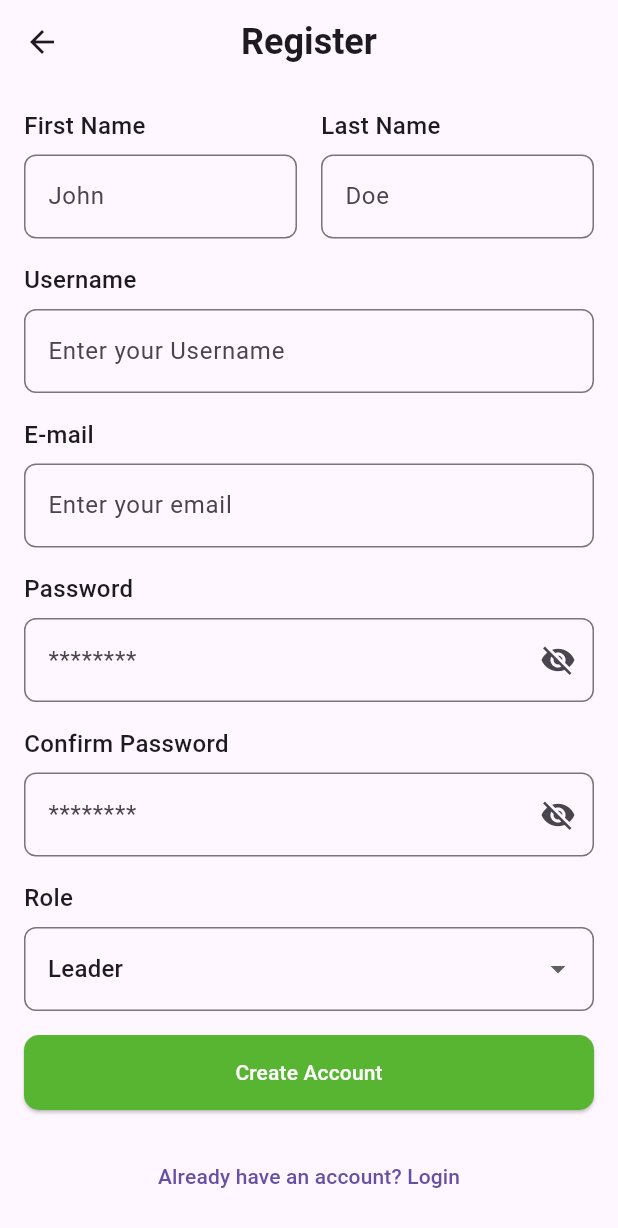
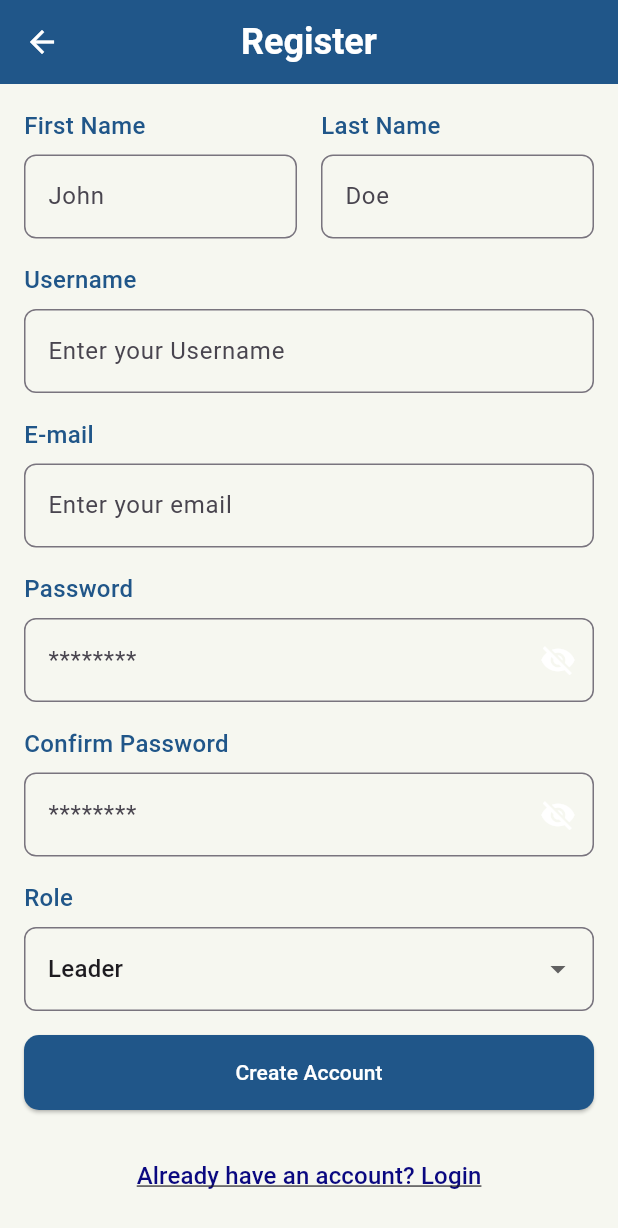
Before and after one commit to 6410110118/project-mobile, a Flutter app: the RegisterPage screen opened by its route, on a phone screen of 412 x 824 dp. Shown: the top 1228 px of the screen. Run offline on Flutter 3.47's test engine with Material 3 defaults, Android fonts, the phone set to English and light mode, and no system bars; our stand-ins replace animate_do, bloc, dio, equatable, flutter_bloc, flutter_secure_storage and 1 more; accounts and stored records are empty.

Commit message:
fix ui register

```diff
--- a/frontend/lib/screen/register_page.dart
+++ b/frontend/lib/screen/register_page.dart
@@ -23,13 +23,13 @@ class RegisterPage extends StatelessWidget {
         userRepository: RepositoryProvider.of<UserRepository>(context),
       ),
       child: Scaffold(
+        backgroundColor: const Color(0xFFF6F7F0), // Beige white background color
         appBar: AppBar(
           // Add a back button using IconButton
           leading: IconButton(
-            icon: const Icon(Icons.arrow_back),
+            icon: const Icon(Icons.arrow_back, color: Colors.white),
             onPressed: () {
-              Navigator.pushReplacementNamed(
-                  context, '/signin'); // Navigate back to the previous page
+              Navigator.pushReplacementNamed(context, '/login'); // Navigate back to the previous page
             },
           ),
           title: const Text(
@@ -37,9 +37,11 @@ class RegisterPage extends StatelessWidget {
             style: TextStyle(
               fontSize: 24, // Make the title larger
               fontWeight: FontWeight.bold, // Make the title bold
+              color: Colors.white, // Change text color to white
             ),
           ),
           centerTitle: true, // Center the title
+          backgroundColor: const Color.fromARGB(255, 32, 86, 137), // Match app theme color
         ),
         body: BlocListener<RegisterBloc, RegisterState>(
           listener: (context, state) {
@@ -77,16 +79,21 @@ class RegisterPage extends StatelessWidget {
                                 style: TextStyle(
                                   fontSize: 16,
                                   fontWeight: FontWeight.w500,
+                                  color: Color.fromARGB(255, 32, 86, 137),
                                 ),
                               ),
                               const SizedBox(height: 8),
                               TextField(
                                 controller: _firstNameController,
                                 decoration: InputDecoration(
-                                  hintText:
-                                      'John', // Placeholder inside the box
+                                  hintText: 'John', // Placeholder inside the box
                                   border: OutlineInputBorder(
                                     borderRadius: BorderRadius.circular(8.0),
+                                    borderSide: const BorderSide(color: Color(0xFFE5E5E5)), // Light grey border color
+                                  ),
+                                  focusedBorder: OutlineInputBorder(
+                                    borderRadius: BorderRadius.circular(8.0),
+                                    borderSide: const BorderSide(color: Color.fromARGB(255, 32, 86, 137)),
                                   ),
                                 ),
                               ),
@@ -104,6 +111,7 @@ class RegisterPage extends StatelessWidget {
                                 style: TextStyle(
                                   fontSize: 16,
                                   fontWeight: FontWeight.w500,
+                                  color: Color.fromARGB(255, 32, 86, 137),
                                 ),
                               ),
                               const SizedBox(height: 8),
@@ -113,6 +121,11 @@ class RegisterPage extends StatelessWidget {
                                   hintText: 'Doe', // Placeholder inside the box
                                   border: OutlineInputBorder(
                                     borderRadius: BorderRadius.circular(8.0),
+                                    borderSide: const BorderSide(color: Color(0xFFE5E5E5)), // Light grey border color
+                                  ),
+                                  focusedBorder: OutlineInputBorder(
+                                    borderRadius: BorderRadius.circular(8.0),
+                                    borderSide: const BorderSide(color: Color.fromARGB(255, 32, 86, 137)),
                                   ),
                                 ),
                               ),
@@ -129,6 +142,7 @@ class RegisterPage extends StatelessWidget {
                       style: TextStyle(
                         fontSize: 16,
                         fontWeight: FontWeight.w500,
+                        color: Color.fromARGB(255, 32, 86, 137),
                       ),
                     ),
                     const SizedBox(height: 8),
@@ -138,6 +152,11 @@ class RegisterPage extends StatelessWidget {
                         hintText: 'Enter your Username', // Placeholder inside
                         border: OutlineInputBorder(
                           borderRadius: BorderRadius.circular(8.0),
+                          borderSide: const BorderSide(color: Color(0xFFE5E5E5)), // Light grey border color
+                        ),
+                        focusedBorder: OutlineInputBorder(
+                          borderRadius: BorderRadius.circular(8.0),
+                          borderSide: const BorderSide(color: Color.fromARGB(255, 32, 86, 137)),
                         ),
                       ),
                     ),
@@ -149,6 +168,7 @@ class RegisterPage extends StatelessWidget {
                       style: TextStyle(
                         fontSize: 16,
                         fontWeight: FontWeight.w500,
+                        color: Color.fromARGB(255, 32, 86, 137),
                       ),
                     ),
                     const SizedBox(height: 8),
@@ -158,6 +178,11 @@ class RegisterPage extends StatelessWidget {
                         hintText: 'Enter your email', // Placeholder inside
                         border: OutlineInputBorder(
                           borderRadius: BorderRadius.circular(8.0),
+                          borderSide: const BorderSide(color: Color(0xFFE5E5E5)), // Light grey border color
+                        ),
+                        focusedBorder: OutlineInputBorder(
+                          borderRadius: BorderRadius.circular(8.0),
+                          borderSide: const BorderSide(color: Color.fromARGB(255, 32, 86, 137)),
                         ),
                       ),
                     ),
@@ -169,6 +194,7 @@ class RegisterPage extends StatelessWidget {
                       style: TextStyle(
                         fontSize: 16,
                         fontWeight: FontWeight.w500,
+                        color: Color.fromARGB(255, 32, 86, 137),
                       ),
                     ),
                     const SizedBox(height: 8),
@@ -179,12 +205,18 @@ class RegisterPage extends StatelessWidget {
                         hintText: '********', // Placeholder inside
                         border: OutlineInputBorder(
                           borderRadius: BorderRadius.circular(8.0),
+                          borderSide: const BorderSide(color: Color(0xFFE5E5E5)), // Light grey border color
+                        ),
+                        focusedBorder: OutlineInputBorder(
+                          borderRadius: BorderRadius.circular(8.0),
+                          borderSide: const BorderSide(color: Color.fromARGB(255, 32, 86, 137)),
                         ),
                         suffixIcon: IconButton(
                           icon: Icon(
                             _isPasswordVisible
                                 ? Icons.visibility
                                 : Icons.visibility_off,
+                            color: Colors.white,
                           ),
                           onPressed: () {
                             _isPasswordVisible = !_isPasswordVisible;
@@ -200,6 +232,7 @@ class RegisterPage extends StatelessWidget {
                       style: TextStyle(
                         fontSize: 16,
                         fontWeight: FontWeight.w500,
+                        color: Color.fromARGB(255, 32, 86, 137),
                       ),
                     ),
                     const SizedBox(height: 8),
@@ -210,16 +243,21 @@ class RegisterPage extends StatelessWidget {
                         hintText: '********', // Placeholder inside
                         border: OutlineInputBorder(
                           borderRadius: BorderRadius.circular(8.0),
+                          borderSide: const BorderSide(color: Color(0xFFE5E5E5)), // Light grey border color
+                        ),
+                        focusedBorder: OutlineInputBorder(
+                          borderRadius: BorderRadius.circular(8.0),
+                          borderSide: const BorderSide(color: Color.fromARGB(255, 32, 86, 137)),
                         ),
                         suffixIcon: IconButton(
                           icon: Icon(
                             _isConfirmPasswordVisible
                                 ? Icons.visibility
                                 : Icons.visibility_off,
+                            color: Colors.white,
                           ),
                           onPressed: () {
-                            _isConfirmPasswordVisible =
-                                !_isConfirmPasswordVisible;
+                            _isConfirmPasswordVisible = !_isConfirmPasswordVisible;
                           },
                         ),
                       ),
@@ -232,6 +270,7 @@ class RegisterPage extends StatelessWidget {
                       style: TextStyle(
                         fontSize: 16,
                         fontWeight: FontWeight.w500,
+                        color: Color.fromARGB(255, 32, 86, 137),
                       ),
                     ),
                     const SizedBox(height: 8),
@@ -249,6 +288,11 @@ class RegisterPage extends StatelessWidget {
                       decoration: InputDecoration(
                         border: OutlineInputBorder(
                           borderRadius: BorderRadius.circular(8.0),
+                          borderSide: const BorderSide(color: Color(0xFFE5E5E5)), // Light grey border color
+                        ),
+                        focusedBorder: OutlineInputBorder(
+                          borderRadius: BorderRadius.circular(8.0),
+                          borderSide: const BorderSide(color: Color.fromARGB(255, 32, 86, 137)),
                         ),
                       ),
                     ),
@@ -271,13 +315,17 @@ class RegisterPage extends StatelessWidget {
                       },
                       style: ElevatedButton.styleFrom(
                         minimumSize: const Size(double.infinity, 50),
-                        backgroundColor: Color.fromARGB(255, 87, 181, 49),
+                        backgroundColor: const Color.fromARGB(255, 32, 86, 137),
                         shape: RoundedRectangleBorder(
                           borderRadius: BorderRadius.circular(10.0),
                         ),
                       ),
-                      child: const Text('Create Account',
-                          style: TextStyle(color: Colors.white)),
+                      child: const Text(
+                        'Create Account',
+                        style: TextStyle(
+                          color: Colors.white, // Change button text color to white
+                        ),
+                      ),
                     ),
                     const SizedBox(height: 20),
 
@@ -286,7 +334,14 @@ class RegisterPage extends StatelessWidget {
                       onPressed: () {
                         Navigator.pushReplacementNamed(context, '/login');
                       },
-                      child: const Text('Already have an account? Login'),
+                      child: const Text(
+                        'Already have an account? Login',
+                        style: TextStyle(
+                          color: Color.fromARGB(255, 10, 8, 128), // Change link text color to white
+                          fontSize: 16,
+                          decoration: TextDecoration.underline,
+                        ),
+                      ),
                     ),
                   ],
                 ),
```
